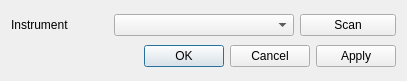
The window that ui/SettingsDialog.ui (MonroeQuantumNetworks/IonControl) describes before a commit, drawn with Qt 5.
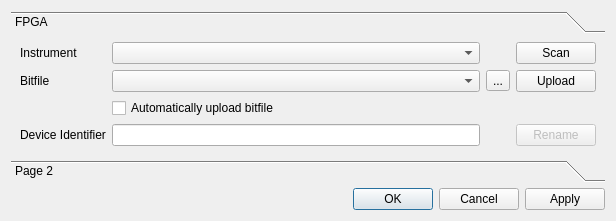
The same window after the commit. Icons and pictures are not drawn.

Diff of the .ui file:
```diff
--- a/ui/SettingsDialog.ui
+++ b/ui/SettingsDialog.ui
@@ -6,14 +6,75 @@
    <rect>
     <x>0</x>
     <y>0</y>
-    <width>407</width>
-    <height>81</height>
+    <width>616</width>
+    <height>221</height>
    </rect>
   </property>
   <property name="windowTitle">
    <string>Dialog</string>
   </property>
+  <layout class="QVBoxLayout" name="verticalLayout_2">
+   <item>
+    <widget class="QToolBox" name="toolBox">
+     <property name="currentIndex">
+      <number>0</number>
+     </property>
+     <property name="tabSpacing">
+      <number>0</number>
+     </property>
+     <widget class="QWidget" name="FPGApage">
+      <property name="geometry">
+       <rect>
+        <x>0</x>
+        <y>0</y>
+        <width>598</width>
+        <height>130</height>
+       </rect>
+      </property>
+      <attribute name="label">
+       <string>FPGA</string>
+      </attribute>
+      <layout class="QVBoxLayout" name="verticalLayout">
+       <item>
   <layout class="QGridLayout" name="gridLayout">
+         <item row="3" column="3">
+          <widget class="QPushButton" name="renameButton">
+           <property name="enabled">
+            <bool>false</bool>
+           </property>
+           <property name="text">
+            <string>Rename</string>
+           </property>
+          </widget>
+         </item>
+         <item row="1" column="0">
+          <widget class="QLabel" name="label_2">
+           <property name="text">
+            <string>Bitfile</string>
+           </property>
+          </widget>
+         </item>
+         <item row="1" column="3">
+          <widget class="QPushButton" name="uploadButton">
+           <property name="text">
+            <string>Upload</string>
+           </property>
+          </widget>
+         </item>
+         <item row="3" column="0">
+          <widget class="QLabel" name="label_3">
+           <property name="text">
+            <string>Device Identifier</string>
+           </property>
+          </widget>
+         </item>
+         <item row="0" column="3">
+          <widget class="QPushButton" name="pushButtonScan">
+           <property name="text">
+            <string>Scan</string>
+           </property>
+          </widget>
+         </item>
    <item row="0" column="0">
     <widget class="QLabel" name="label">
      <property name="text">
@@ -21,6 +82,30 @@
      </property>
     </widget>
    </item>
+         <item row="1" column="1">
+          <widget class="QComboBox" name="comboBoxBitfiles"/>
+         </item>
+         <item row="2" column="1">
+          <widget class="QCheckBox" name="checkBoxAutoUpload">
+           <property name="text">
+            <string>Automatically upload bitfile</string>
+           </property>
+          </widget>
+         </item>
+         <item row="1" column="2">
+          <widget class="QToolButton" name="toolButtonOpenBitfile">
+           <property name="text">
+            <string>...</string>
+           </property>
+           <property name="icon">
+            <iconset resource="Experiment.qrc">
+             <normaloff>:/kde/icons/fileopen.png</normaloff>:/kde/icons/fileopen.png</iconset>
+           </property>
+          </widget>
+         </item>
+         <item row="3" column="1">
+          <widget class="QLineEdit" name="identifierEdit"/>
+         </item>
    <item row="0" column="1">
     <widget class="QComboBox" name="comboBoxInstruments">
      <property name="minimumSize">
@@ -31,14 +116,54 @@
      </property>
     </widget>
    </item>
-   <item row="0" column="2">
-    <widget class="QPushButton" name="pushButtonScan">
-     <property name="text">
-      <string>Scan</string>
-     </property>
-    </widget>
+        </layout>
+       </item>
+       <item>
+        <spacer name="verticalSpacer_2">
+         <property name="orientation">
+          <enum>Qt::Vertical</enum>
+         </property>
+         <property name="sizeHint" stdset="0">
+          <size>
+           <width>20</width>
+           <height>40</height>
+          </size>
+         </property>
+        </spacer>
+       </item>
+      </layout>
+     </widget>
+     <widget class="QWidget" name="page_2">
+      <property name="geometry">
+       <rect>
+        <x>0</x>
+        <y>0</y>
+        <width>598</width>
+        <height>130</height>
+       </rect>
+      </property>
+      <attribute name="label">
+       <string>Page 2</string>
+      </attribute>
+     </widget>
+    </widget>
    </item>
-   <item row="1" column="0" colspan="3">
+   <item>
+    <layout class="QHBoxLayout" name="horizontalLayout">
+     <item>
+      <spacer name="horizontalSpacer">
+       <property name="orientation">
+        <enum>Qt::Horizontal</enum>
+       </property>
+       <property name="sizeHint" stdset="0">
+        <size>
+         <width>40</width>
+         <height>20</height>
+        </size>
+       </property>
+      </spacer>
+     </item>
+     <item>
     <widget class="QDialogButtonBox" name="buttonBox">
      <property name="orientation">
       <enum>Qt::Horizontal</enum>
@@ -49,6 +174,8 @@
     </widget>
    </item>
   </layout>
+   </item>
+  </layout>
  </widget>
  <resources/>
  <connections>
```
Left out of the diff: 4 changed lines with no effect on the pictures. Lines whose indentation alone changed are shown as unchanged.
